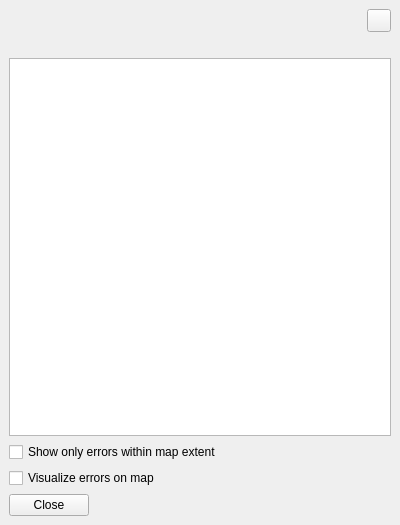
nlsfi/quality-result-gui, file src/quality_result_gui/ui/quality_errors_dock.ui: the form before one commit.
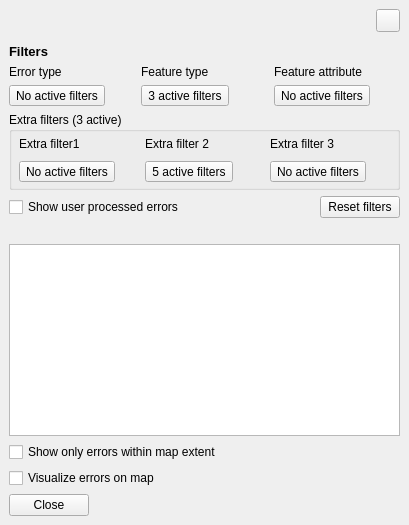
The form after the commit. Custom widgets are drawn as their Qt base class.

Commit message: WIP: mock for dropdown filter menus

```diff
--- a/src/quality_result_gui/ui/quality_errors_dock.ui
+++ b/src/quality_result_gui/ui/quality_errors_dock.ui
@@ -6,7 +6,7 @@
    <rect>
     <x>0</x>
     <y>0</y>
-    <width>400</width>
+    <width>409</width>
     <height>525</height>
    </rect>
   </property>
@@ -14,8 +14,8 @@
    <string>Quality errors</string>
   </property>
   <widget class="QWidget" name="quality_errors_dock_contents">
-   <layout class="QVBoxLayout" name="verticalLayout_2">
-    <item>
+   <layout class="QGridLayout" name="gridLayout_2">
+    <item row="0" column="0">
      <layout class="QVBoxLayout" name="dock_layout">
       <item>
        <layout class="QHBoxLayout" name="tree_filters_layout">
@@ -47,6 +47,235 @@
         </item>
        </layout>
       </item>
+      <item>
+       <widget class="QFrame" name="frame">
+        <property name="frameShape">
+         <enum>QFrame::StyledPanel</enum>
+        </property>
+        <property name="frameShadow">
+         <enum>QFrame::Raised</enum>
+        </property>
+       </widget>
+      </item>
+      <item>
+       <widget class="QLabel" name="label">
+        <property name="font">
+         <font>
+          <pointsize>10</pointsize>
+          <weight>75</weight>
+          <bold>true</bold>
+         </font>
+        </property>
+        <property name="text">
+         <string>Filters</string>
+        </property>
+       </widget>
+      </item>
+      <item>
+       <layout class="QGridLayout" name="primary_filters_grid" rowstretch="0,0" columnstretch="0,0,0">
+        <item row="0" column="1">
+         <widget class="QLabel" name="label_3">
+          <property name="text">
+           <string>Feature type</string>
+          </property>
+         </widget>
+        </item>
+        <item row="1" column="1" alignment="Qt::AlignLeft|Qt::AlignVCenter">
+         <widget class="QToolButton" name="feature_type_filter">
+          <property name="text">
+           <string>3 active filters</string>
+          </property>
+          <property name="popupMode">
+           <enum>QToolButton::InstantPopup</enum>
+          </property>
+          <property name="toolButtonStyle">
+           <enum>Qt::ToolButtonTextBesideIcon</enum>
+          </property>
+         </widget>
+        </item>
+        <item row="0" column="2">
+         <widget class="QLabel" name="label_4">
+          <property name="text">
+           <string>Feature attribute</string>
+          </property>
+         </widget>
+        </item>
+        <item row="1" column="2" alignment="Qt::AlignLeft|Qt::AlignVCenter">
+         <widget class="QToolButton" name="feature_attribute_filter">
+          <property name="text">
+           <string>No active filters</string>
+          </property>
+          <property name="popupMode">
+           <enum>QToolButton::InstantPopup</enum>
+          </property>
+          <property name="toolButtonStyle">
+           <enum>Qt::ToolButtonTextBesideIcon</enum>
+          </property>
+         </widget>
+        </item>
+        <item row="0" column="0">
+         <widget class="QLabel" name="label_2">
+          <property name="text">
+           <string>Error type</string>
+          </property>
+         </widget>
+        </item>
+        <item row="1" column="0" alignment="Qt::AlignLeft|Qt::AlignVCenter">
+         <widget class="QToolButton" name="error_type_filter">
+          <property name="text">
+           <string>No active filters</string>
+          </property>
+          <property name="popupMode">
+           <enum>QToolButton::InstantPopup</enum>
+          </property>
+          <property name="toolButtonStyle">
+           <enum>Qt::ToolButtonTextBesideIcon</enum>
+          </property>
+         </widget>
+        </item>
+       </layout>
+      </item>
+      <item>
+       <layout class="QVBoxLayout" name="verticalLayout" stretch="0">
+        <property name="sizeConstraint">
+         <enum>QLayout::SetDefaultConstraint</enum>
+        </property>
+        <item>
+         <widget class="QgsCollapsibleGroupBox" name="mGroupBox">
+          <property name="sizePolicy">
+           <sizepolicy hsizetype="Preferred" vsizetype="MinimumExpanding">
+            <horstretch>0</horstretch>
+            <verstretch>0</verstretch>
+           </sizepolicy>
+          </property>
+          <property name="minimumSize">
+           <size>
+            <width>0</width>
+            <height>15</height>
+           </size>
+          </property>
+          <property name="maximumSize">
+           <size>
+            <width>16777215</width>
+            <height>100</height>
+           </size>
+          </property>
+          <property name="title">
+           <string>Extra filters (3 active)</string>
+          </property>
+          <widget class="QWidget" name="gridLayoutWidget">
+           <property name="geometry">
+            <rect>
+             <x>10</x>
+             <y>10</y>
+             <width>371</width>
+             <height>61</height>
+            </rect>
+           </property>
+           <layout class="QGridLayout" name="secondary_filters_grid" rowstretch="0,0" columnstretch="0,0,0" rowminimumheight="0,0">
+            <property name="sizeConstraint">
+             <enum>QLayout::SetDefaultConstraint</enum>
+            </property>
+            <property name="topMargin">
+             <number>10</number>
+            </property>
+            <item row="0" column="1">
+             <widget class="QLabel" name="label_3">
+              <property name="text">
+               <string>Extra filter 2</string>
+              </property>
+             </widget>
+            </item>
+            <item row="1" column="1" alignment="Qt::AlignLeft|Qt::AlignVCenter">
+             <widget class="QToolButton" name="feature_type_filter_2">
+              <property name="text">
+               <string>5 active filters</string>
+              </property>
+              <property name="popupMode">
+               <enum>QToolButton::InstantPopup</enum>
+              </property>
+              <property name="toolButtonStyle">
+               <enum>Qt::ToolButtonTextBesideIcon</enum>
+              </property>
+             </widget>
+            </item>
+            <item row="0" column="2">
+             <widget class="QLabel" name="label_4">
+              <property name="text">
+               <string>Extra filter 3</string>
+              </property>
+             </widget>
+            </item>
+            <item row="1" column="2" alignment="Qt::AlignLeft|Qt::AlignVCenter">
+             <widget class="QToolButton" name="feature_attribute_filter_2">
+              <property name="text">
+               <string>No active filters</string>
+              </property>
+              <property name="popupMode">
+               <enum>QToolButton::InstantPopup</enum>
+              </property>
+              <property name="toolButtonStyle">
+               <enum>Qt::ToolButtonTextBesideIcon</enum>
+              </property>
+             </widget>
+            </item>
+            <item row="0" column="0">
+             <widget class="QLabel" name="label_2">
+              <property name="text">
+               <string>Extra filter1</string>
+              </property>
+             </widget>
+            </item>
+            <item row="1" column="0" alignment="Qt::AlignLeft|Qt::AlignVCenter">
+             <widget class="QToolButton" name="error_type_filter_2">
+              <property name="text">
+               <string>No active filters</string>
+              </property>
+              <property name="popupMode">
+               <enum>QToolButton::InstantPopup</enum>
+              </property>
+              <property name="toolButtonStyle">
+               <enum>Qt::ToolButtonTextBesideIcon</enum>
+              </property>
+             </widget>
+            </item>
+           </layout>
+          </widget>
+         </widget>
+        </item>
+       </layout>
+      </item>
+      <item>
+       <layout class="QHBoxLayout" name="horizontalLayout_2">
+        <item>
+         <widget class="QCheckBox" name="checkBox">
+          <property name="text">
+           <string>Show user processed errors</string>
+          </property>
+         </widget>
+        </item>
+        <item>
+         <spacer name="horizontalSpacer_3">
+          <property name="orientation">
+           <enum>Qt::Horizontal</enum>
+          </property>
+          <property name="sizeHint" stdset="0">
+           <size>
+            <width>20</width>
+            <height>20</height>
+           </size>
+          </property>
+         </spacer>
+        </item>
+        <item>
+         <widget class="QPushButton" name="pushButton">
+          <property name="text">
+           <string>Reset filters</string>
+          </property>
+         </widget>
+        </item>
+       </layout>
+      </item>
       <item>
        <widget class="QLabel" name="info_label">
         <property name="text">
@@ -111,6 +340,14 @@
    </layout>
   </widget>
  </widget>
+ <customwidgets>
+  <customwidget>
+   <class>QgsCollapsibleGroupBox</class>
+   <extends>QGroupBox</extends>
+   <header>qgscollapsiblegroupbox.h</header>
+   <container>1</container>
+  </customwidget>
+ </customwidgets>
  <resources/>
  <connections/>
 </ui>
```
The commit also changes 1 other file.
